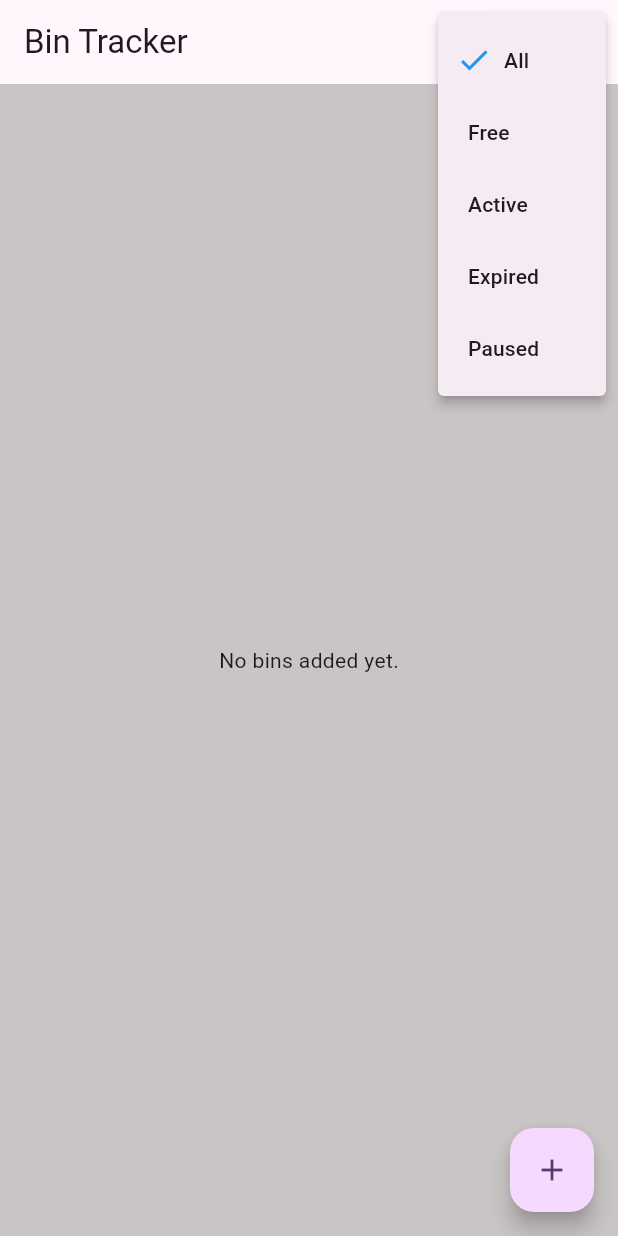
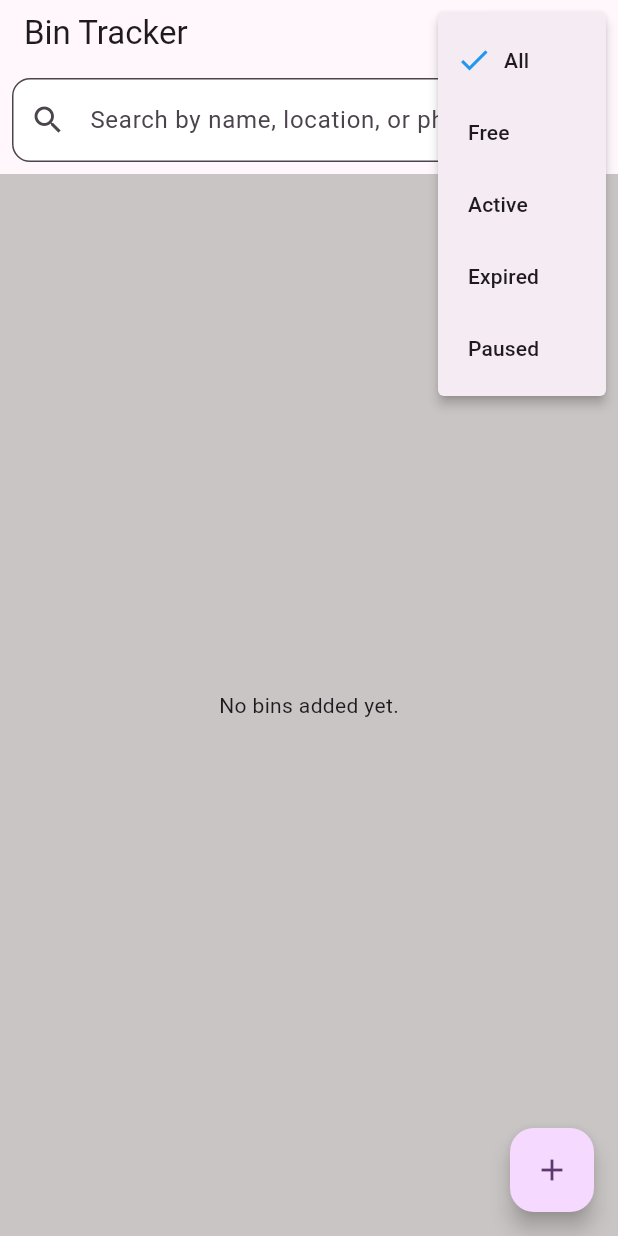
Before and after one commit to cgaldan/bin_tracker, a Flutter app: the screen it shows after launch, after a tap on the "filter list" icon, on a phone screen of 412 x 824 dp. Run offline on Flutter 3.47's test engine with Material 3 defaults, Android fonts, the phone set to English and light mode, and no system bars; our stand-ins replace hive, hive_flutter; accounts and stored records are empty.

Commit message:
feat: add a search bar for name, phone or location filtering

```diff
--- a/lib/screens/main_screen.dart
+++ b/lib/screens/main_screen.dart
@@ -17,12 +17,25 @@ class _HomeScreenState extends State<HomeScreen> {
   late Box<BinItem> binsBox;
   late Box<RentalRecord> rentalsBox;
   BinFilter selectedFilter = BinFilter.all;
+  final TextEditingController _searchController = TextEditingController();
+  String _searchQuery = '';
 
   @override
   void initState() {
     super.initState();
     binsBox = Hive.box<BinItem>('bins');
     rentalsBox = Hive.box<RentalRecord>('rentals');
+    _searchController.addListener(() {
+      setState(() {
+        _searchQuery = _searchController.text.toLowerCase();
+      });
+    });
+  }
+
+  @override
+  void dispose() {
+    _searchController.dispose();
+    super.dispose();
   }
 
   bool _matchesFilter(BinItem bin) {
@@ -46,6 +59,20 @@ class _HomeScreenState extends State<HomeScreen> {
       case BinFilter.paused:
         return rental != null && rental.state == RentalState.paused;
     }
+  }
+
+  bool _matchesSearch(BinItem bin) {
+    if (_searchQuery.isEmpty) return true;
+
+    final rental = bin.currentRentalKey != null
+        ? rentalsBox.get(bin.currentRentalKey)
+        : null;
+
+    if (rental == null) return false;
+
+    return rental.renterName.toLowerCase().contains(_searchQuery) ||
+        rental.renterPhone.toLowerCase().contains(_searchQuery) ||
+        rental.renterLoc.toLowerCase().contains(_searchQuery);
   }
 
   Future<void> _deleteBin(int binKey, BinItem bin) async {
@@ -110,6 +137,32 @@ class _HomeScreenState extends State<HomeScreen> {
                 }).toList(),
           ),
         ],
+        bottom: PreferredSize(
+          preferredSize: const Size.fromHeight(60),
+          child: Padding(
+            padding: const EdgeInsets.all(8.0),
+            child: TextField(
+              controller: _searchController,
+              decoration: InputDecoration(
+                hintText: 'Search by name, location, or phone...',
+                prefixIcon: const Icon(Icons.search),
+                suffixIcon: _searchQuery.isNotEmpty
+                    ? IconButton(
+                        icon: const Icon(Icons.clear),
+                        onPressed: () {
+                          _searchController.clear();
+                        },
+                      )
+                    : null,
+                border: OutlineInputBorder(
+                  borderRadius: BorderRadius.circular(12),
+                ),
+                filled: true,
+                fillColor: Colors.white,
+              ),
+            ),
+          ),
+        ),
       ),
       body: ValueListenableBuilder(
         valueListenable: binsBox.listenable(),
@@ -119,10 +172,10 @@ class _HomeScreenState extends State<HomeScreen> {
             return const Center(child: Text('No bins added yet.'));
           }
 
-          // Filter bins based on selected filter
+          // Filter bins based on selected filter and search query
           final filteredKeys = keys.where((binKey) {
             final bin = box.get(binKey)!;
-            return _matchesFilter(bin);
+            return _matchesFilter(bin) && _matchesSearch(bin);
           }).toList();
 
           if (filteredKeys.isEmpty) {
@@ -133,8 +186,11 @@ class _HomeScreenState extends State<HomeScreen> {
                   Icon(Icons.filter_alt_off, size: 64, color: Colors.grey[400]),
                   const SizedBox(height: 16),
                   Text(
-                    'No bins match the "${getFilterDisplayName(selectedFilter)}" filter',
+                    _searchQuery.isNotEmpty
+                        ? 'No bins found matching "$_searchQuery"'
+                        : 'No bins match the "${getFilterDisplayName(selectedFilter)}" filter',
                     style: TextStyle(color: Colors.grey[600]),
+                    textAlign: TextAlign.center,
                   ),
                 ],
               ),
```
